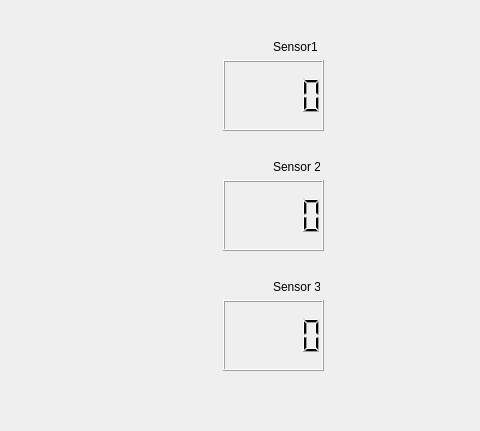
Above: mainwindow.ui from SemVan/QBle before the change; both pictures show x 567 to 1047 and y 97 to 528 of the 1047 by 647 pixel window. Below: the same form after it.
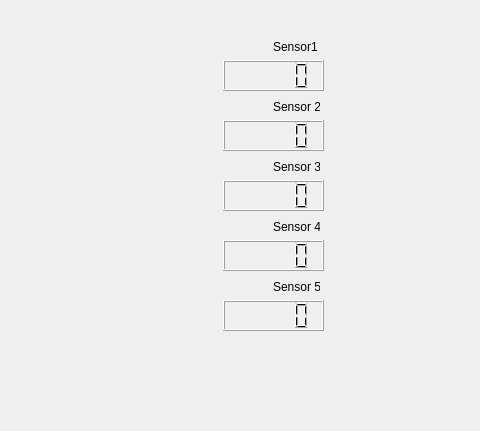
That is the form after the change. Custom widgets are drawn as their Qt base class.

Commit message: Five sensors full commit

```diff
--- a/mainwindow.ui
+++ b/mainwindow.ui
@@ -43,7 +43,7 @@
       <x>790</x>
       <y>140</y>
       <width>101</width>
-      <height>71</height>
+      <height>31</height>
      </rect>
     </property>
    </widget>
@@ -64,7 +64,7 @@
     <property name="geometry">
      <rect>
       <x>840</x>
-      <y>240</y>
+      <y>180</y>
       <width>47</width>
       <height>13</height>
      </rect>
@@ -77,9 +77,9 @@
     <property name="geometry">
      <rect>
       <x>790</x>
-      <y>260</y>
+      <y>200</y>
       <width>101</width>
-      <height>71</height>
+      <height>31</height>
      </rect>
     </property>
    </widget>
@@ -87,7 +87,7 @@
     <property name="geometry">
      <rect>
       <x>840</x>
-      <y>360</y>
+      <y>240</y>
       <width>47</width>
       <height>13</height>
      </rect>
@@ -100,9 +100,9 @@
     <property name="geometry">
      <rect>
       <x>790</x>
-      <y>380</y>
+      <y>260</y>
       <width>101</width>
-      <height>71</height>
+      <height>31</height>
      </rect>
     </property>
    </widget>
@@ -119,6 +119,52 @@
      <string>Save file</string>
     </property>
    </widget>
+   <widget class="QLCDNumber" name="lcdNumber_4">
+    <property name="geometry">
+     <rect>
+      <x>790</x>
+      <y>320</y>
+      <width>101</width>
+      <height>31</height>
+     </rect>
+    </property>
+   </widget>
+   <widget class="QLabel" name="label_4">
+    <property name="geometry">
+     <rect>
+      <x>840</x>
+      <y>300</y>
+      <width>47</width>
+      <height>13</height>
+     </rect>
+    </property>
+    <property name="text">
+     <string>Sensor 4</string>
+    </property>
+   </widget>
+   <widget class="QLabel" name="label_5">
+    <property name="geometry">
+     <rect>
+      <x>840</x>
+      <y>360</y>
+      <width>47</width>
+      <height>13</height>
+     </rect>
+    </property>
+    <property name="text">
+     <string>Sensor 5</string>
+    </property>
+   </widget>
+   <widget class="QLCDNumber" name="lcdNumber_5">
+    <property name="geometry">
+     <rect>
+      <x>790</x>
+      <y>380</y>
+      <width>101</width>
+      <height>31</height>
+     </rect>
+    </property>
+   </widget>
   </widget>
   <widget class="QMenuBar" name="menuBar">
    <property name="geometry">
```
The commit also changes 3 other files.
